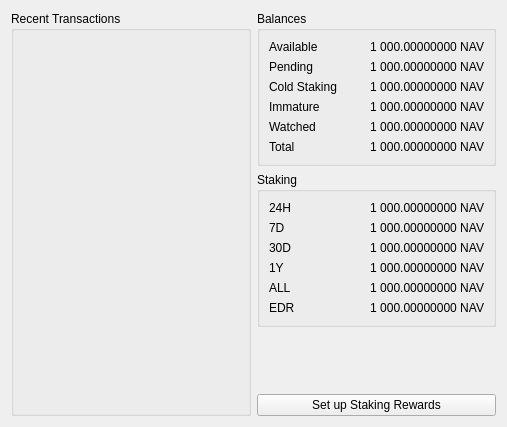
navcoin/navcoin-core, file src/qt/forms/overviewpage.ui: the form before one commit.
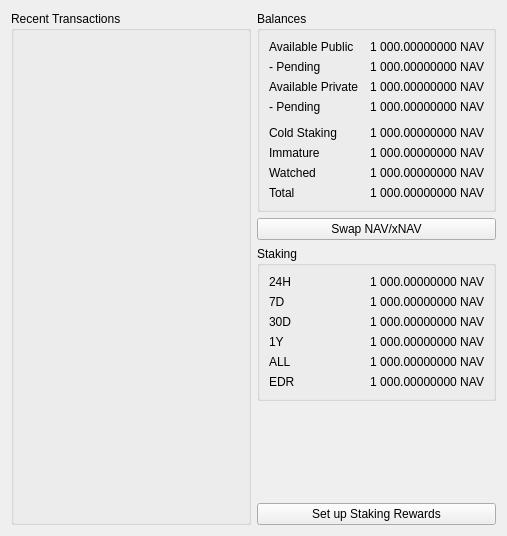
The form after the commit. Custom widgets are drawn as their Qt base class.

Patch:
```diff
--- a/src/qt/forms/overviewpage.ui
+++ b/src/qt/forms/overviewpage.ui
@@ -7,7 +7,7 @@
     <x>0</x>
     <y>0</y>
     <width>507</width>
-    <height>427</height>
+    <height>536</height>
    </rect>
   </property>
   <property name="windowTitle">
@@ -49,14 +49,14 @@
         <property name="formAlignment">
          <set>Qt::AlignRight|Qt::AlignTrailing|Qt::AlignVCenter</set>
         </property>
-        <item row="0" column="0">
+        <item row="1" column="0">
          <widget class="QLabel" name="labelAvailableText">
           <property name="text">
-           <string>Available</string>
+           <string>Available Public</string>
           </property>
          </widget>
         </item>
-        <item row="0" column="1">
+        <item row="1" column="1">
          <widget class="QLabel" name="labelBalance">
           <property name="text">
            <string>1 000.00000000 NAV</string>
@@ -66,14 +66,14 @@
           </property>
          </widget>
         </item>
-        <item row="1" column="0">
+        <item row="2" column="0">
          <widget class="QLabel" name="labelPendingText">
           <property name="text">
-           <string>Pending</string>
+           <string>- Pending</string>
           </property>
          </widget>
         </item>
-        <item row="1" column="1">
+        <item row="2" column="1">
          <widget class="QLabel" name="labelUnconfirmed">
           <property name="text">
            <string>1 000.00000000 NAV</string>
@@ -84,13 +84,47 @@
          </widget>
         </item>
         <item row="3" column="0">
+         <widget class="QLabel" name="labelAvailableText_2">
+          <property name="text">
+           <string>Available Private</string>
+          </property>
+         </widget>
+        </item>
+        <item row="3" column="1">
+         <widget class="QLabel" name="labelPrivateBalance">
+          <property name="text">
+           <string>1 000.00000000 NAV</string>
+          </property>
+          <property name="alignment">
+           <set>Qt::AlignRight|Qt::AlignTrailing|Qt::AlignVCenter</set>
+          </property>
+         </widget>
+        </item>
+        <item row="4" column="0">
+         <widget class="QLabel" name="labelAvailableText_3">
+          <property name="text">
+           <string>- Pending</string>
+          </property>
+         </widget>
+        </item>
+        <item row="4" column="1">
+         <widget class="QLabel" name="labelPrivateBalancePending">
+          <property name="text">
+           <string>1 000.00000000 NAV</string>
+          </property>
+          <property name="alignment">
+           <set>Qt::AlignRight|Qt::AlignTrailing|Qt::AlignVCenter</set>
+          </property>
+         </widget>
+        </item>
+        <item row="6" column="0">
          <widget class="QLabel" name="labelColdStakingText">
           <property name="text">
            <string>Cold Staking</string>
           </property>
          </widget>
         </item>
-        <item row="3" column="1">
+        <item row="6" column="1">
          <widget class="QLabel" name="labelColdStaking">
           <property name="text">
            <string>1 000.00000000 NAV</string>
@@ -100,14 +134,14 @@
           </property>
          </widget>
         </item>
-        <item row="4" column="0">
+        <item row="7" column="0">
          <widget class="QLabel" name="labelImmatureText">
           <property name="text">
            <string>Immature</string>
           </property>
          </widget>
         </item>
-        <item row="4" column="1">
+        <item row="7" column="1">
          <widget class="QLabel" name="labelImmature">
           <property name="text">
            <string>1 000.00000000 NAV</string>
@@ -117,14 +151,14 @@
           </property>
          </widget>
         </item>
-        <item row="5" column="0">
+        <item row="8" column="0">
          <widget class="QLabel" name="labelWatchedBalanceText">
           <property name="text">
            <string>Watched</string>
           </property>
          </widget>
         </item>
-        <item row="5" column="1">
+        <item row="8" column="1">
          <widget class="QLabel" name="labelWatchedBalance">
           <property name="text">
            <string>1 000.00000000 NAV</string>
@@ -134,14 +168,14 @@
           </property>
          </widget>
         </item>
-        <item row="6" column="0">
+        <item row="9" column="0">
          <widget class="QLabel" name="labelTotalText">
           <property name="text">
            <string>Total</string>
           </property>
          </widget>
         </item>
-        <item row="6" column="1">
+        <item row="9" column="1">
          <widget class="QLabel" name="labelTotal">
           <property name="text">
            <string>1 000.00000000 NAV</string>
@@ -151,9 +185,19 @@
           </property>
          </widget>
         </item>
+        <item row="5" column="0">
+         <layout class="QHBoxLayout" name="horizontalLayout"/>
+        </item>
        </layout>
       </widget>
      </item>
+     <item>
+      <widget class="QPushButton" name="swapButton">
+       <property name="text">
+        <string>Swap NAV/xNAV</string>
+       </property>
+      </widget>
+     </item>
      <item>
       <widget class="QGroupBox" name="stakingGroup">
        <property name="title">
```
